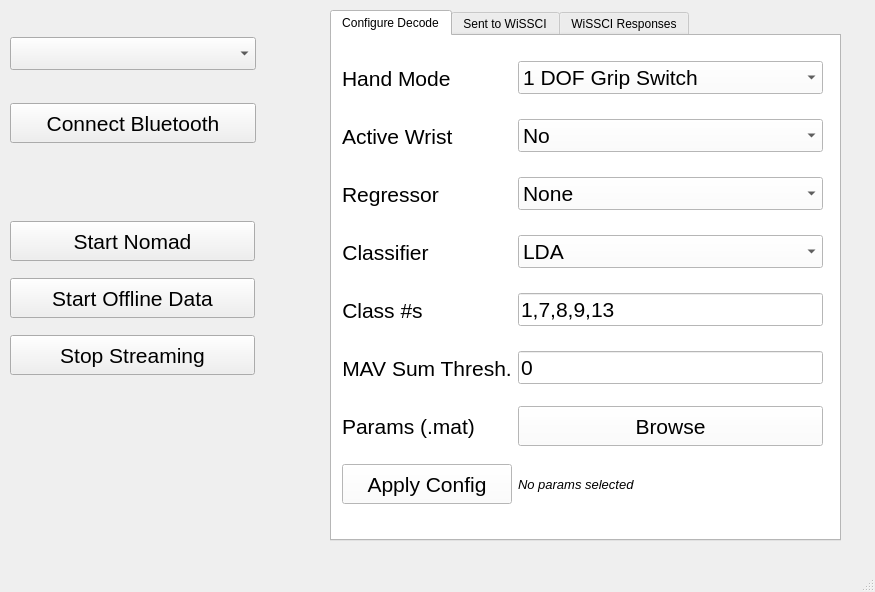
Old version of the form WiSSCI.ui in the repository woodjosh/WiSSCI-GUI.
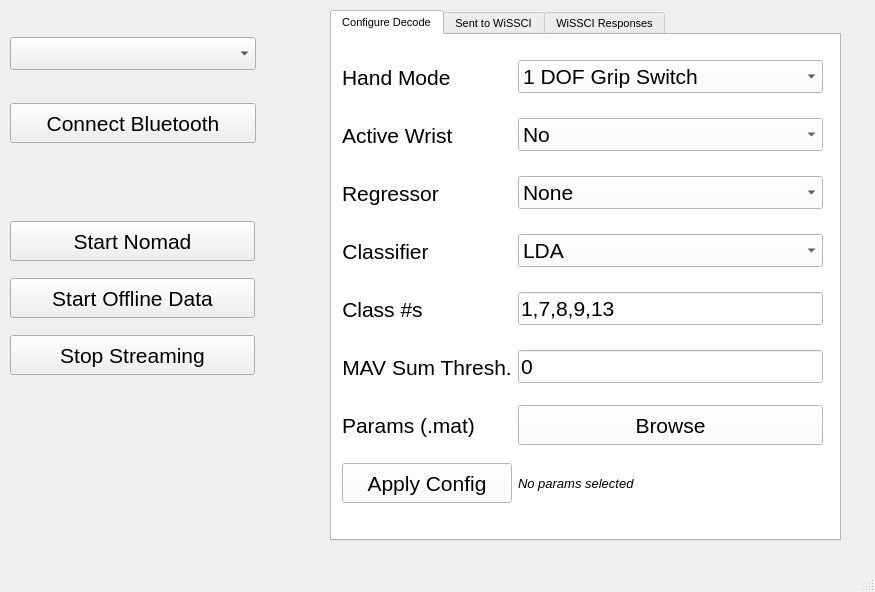
New version of the form. Icons and pictures are not drawn.

```diff
--- a/WiSSCI.ui
+++ b/WiSSCI.ui
@@ -10,6 +10,11 @@
     <height>592</height>
    </rect>
   </property>
+  <property name="font">
+   <font>
+    <pointsize>8</pointsize>
+   </font>
+  </property>
   <property name="windowTitle">
    <string>WiSSCI GUI</string>
   </property>
@@ -17,6 +22,12 @@
    <iconset>
     <normaloff>Icons/mechanical-arm.png</normaloff>Icons/mechanical-arm.png</iconset>
   </property>
+  <property name="iconSize">
+   <size>
+    <width>30</width>
+    <height>30</height>
+   </size>
+  </property>
   <property name="toolButtonStyle">
    <enum>Qt::ToolButtonIconOnly</enum>
   </property>
```
Left out of the diff: 4 changed lines with no effect on the pictures.
